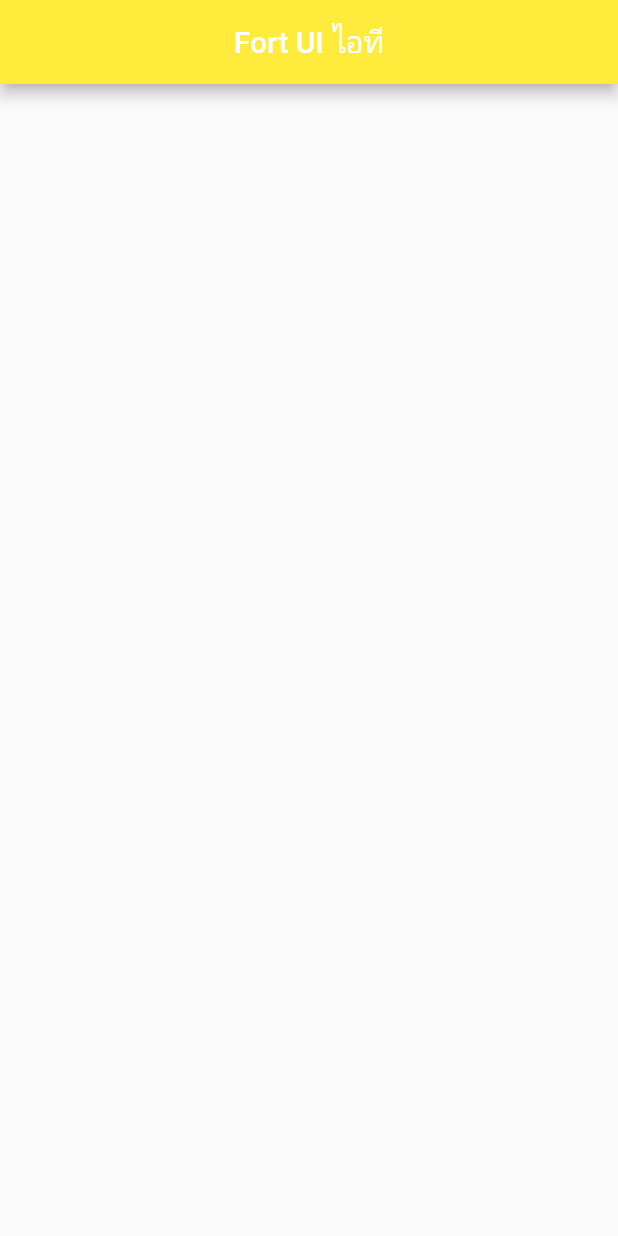
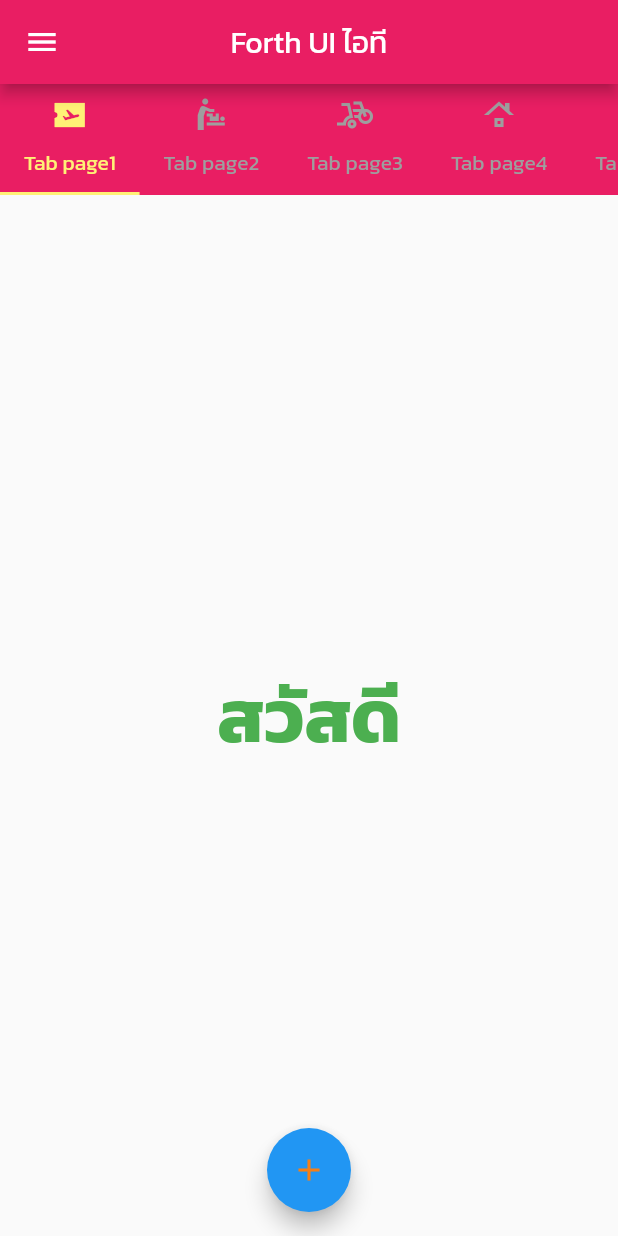
Before and after one commit to s6252410009/flutter_app_1, a Flutter app: the screen it shows after launch, on a phone screen of 412 x 824 dp. Run offline on Flutter 3.47's test engine with Material 2 defaults, Android fonts, the phone set to English and light mode, and no system bars.

Commit message:
Code V.4 : Do xxxx....

```diff
--- /dev/null
+++ b/flutter_app_1/lib/views/forth_tabpage1_ui.dart
@@ -0,0 +1,18 @@
+import 'package:flutter/material.dart';
+
+class ForthTabpage1UI extends StatelessWidget {
+  const ForthTabpage1UI({Key? key}) : super(key: key);
+
+  @override
+  Widget build(BuildContext context) {
+    return Scaffold(
+        body: Center(
+            child: Text('สวัสดี',
+                style: TextStyle(
+                  fontSize: 50.0,
+                  fontWeight: FontWeight.bold,
+                  fontFamily: 'Kanit',
+                  color: Colors.green,
+                ))));
+  }
+}
--- a/flutter_app_1/lib/views/forth_ui.dart
+++ b/flutter_app_1/lib/views/forth_ui.dart
@@ -1,4 +1,10 @@
 import 'package:flutter/material.dart';
+import 'package:flutter_app_1/views/forth_tabpage1_ui.dart';
+import 'package:flutter_app_1/views/forth_tabpage2_ui.dart';
+import 'package:flutter_app_1/views/forth_tabpage3_ui.dart';
+import 'package:flutter_app_1/views/forth_tabpage4_ui.dart';
+import 'package:flutter_app_1/views/forth_tabpage5_ui.dart';
+import 'package:flutter_app_1/views/forth_tabpage6_ui.dart';
 
 class ForthUI extends StatefulWidget {
   const ForthUI({Key? key}) : super(key: key);
@@ -11,13 +17,168 @@ class _ForthUIState extends State<ForthUI> {
   @override
   Widget build(BuildContext context) {
     return Scaffold(
-        appBar: AppBar(
-      backgroundColor: Colors.yellow,
-      title: Text(
-        'Fort UI ไอที',
-        style: TextStyle(fontFamily: 'Kanit'),
+      appBar: AppBar(
+        backgroundColor: Colors.pink,
+        title: Text(
+          'Forth UI ไอที',
+          style: TextStyle(
+            fontFamily: 'Kanit',
+          ),
+        ),
+        centerTitle: true,
       ),
-      centerTitle: true,
-    ));
+      body: DefaultTabController(
+        length: 6,
+        child: Column(
+          children: [
+            Container(
+              color: Colors.pink,
+              child: TabBar(
+                isScrollable: true,
+                labelColor: Colors.yellow[300],
+                indicatorColor: Colors.yellow[300],
+                unselectedLabelColor: Colors.grey,
+                labelStyle: TextStyle(
+                  fontFamily: 'Kanit',
+                ),
+                tabs: [
+                  Tab(
+                    text: 'Tab page1',
+                    icon: Icon(
+                      Icons.airplane_ticket_sharp,
+                    ),
+                  ),
+                  Tab(
+                    text: 'Tab page2',
+                    icon: Icon(Icons.baby_changing_station_sharp),
+                  ),
+                  Tab(
+                    text: 'Tab page3',
+                    icon: Icon(Icons.bike_scooter_sharp),
+                  ),
+                  Tab(
+                    text: 'Tab page4',
+                    icon: Icon(
+                      Icons.roofing_sharp,
+                    ),
+                  ),
+                  Tab(
+                    text: 'Tab page5',
+                    icon: Icon(
+                      Icons.table_chart_sharp,
+                    ),
+                  ),
+                  Tab(
+                    text: 'Tab page6',
+                    icon: Icon(
+                      Icons.face_retouching_off_sharp,
+                    ),
+                  ),
+                ],
+              ),
+            ),
+            Expanded(
+              child: TabBarView(
+                children: [
+                  ForthTabpage1UI(),
+                  ForthTabpage2UI(),
+                  ForthTabpage3UI(),
+                  ForthTabpage4UI(),
+                  ForthTabpage5UI(),
+                  ForthTabpage6UI(),
+                ],
+              ),
+            ),
+          ],
+        ),
+      ),
+      floatingActionButton: FloatingActionButton(
+        onPressed: () {},
+        child: Icon(
+          Icons.add,
+          color: Colors.yellow[900],
+        ),
+      ),
+      floatingActionButtonLocation: FloatingActionButtonLocation.centerFloat,
+      drawer: Drawer(
+        child: ListView(
+          padding: EdgeInsets.zero,
+          children: [
+            UserAccountsDrawerHeader(
+              currentAccountPicture: CircleAvatar(
+                backgroundImage: AssetImage(
+                  'assets/images/myprofile.jpg',
+                ),
+              ),
+              accountName: Text(
+                'Sahapot Noiwong',
+              ),
+              accountEmail: Text(
+                'ID: 6252410009',
+              ),
+              decoration: BoxDecoration(
+                image: DecorationImage(
+                  image: AssetImage('assets/images/bgdrawer.png'),
+                  fit: BoxFit.fill,
+                ),
+              ),
+              otherAccountsPictures: [
+                Image.asset(
+                  'assets/images/saulogo.png',
+                ),
+                Image.asset(
+                  'assets/images/myprofile.jpg',
+                ),
+              ],
+            ),
+            ListTile(
+              onTap: () {},
+              title: Text(
+                'หน้าแรก',
+              ),
+            ),
+            ListTile(
+              onTap: () {},
+              title: Text(
+                'ตารางสอน',
+              ),
+              leading: Icon(
+                Icons.table_chart,
+                color: Colors.blue,
+              ),
+            ),
+            ListTile(
+              onTap: () {},
+              title: Text(
+                'ตารางสอบ',
+              ),
+              leading: Icon(
+                Icons.access_alarms,
+              ),
+              trailing: Text(
+                '888',
+                style: TextStyle(
+                  color: Colors.red,
+                  fontWeight: FontWeight.bold,
+                ),
+              ),
+            ),
+            Divider(
+              color: Colors.red,
+            ),
+            ListTile(
+              onTap: () {},
+              title: Text(
+                'ออกจากการใช้งาน',
+              ),
+              trailing: Icon(
+                Icons.exit_to_app,
+                color: Colors.blue,
+              ),
+            ),
+          ],
+        ),
+      ),
+    );
   }
 }
--- a/flutter_app_1/pubspec.yaml
+++ b/flutter_app_1/pubspec.yaml
@@ -69,7 +69,7 @@ flutter:
         - asset: assets/fonts/Kanit-Bold.ttf
         - asset: assets/fonts/Kanit-Regular.ttf
         - asset: assets/fonts/Kanit-Italic.ttf
-          style: Italic
+          style: italic
   # fonts:
   #   - family: Schyler
   #     fonts:
```
Also changed, not shown: flutter_app_1/lib/main.dart (+1 -7 lines), flutter_app_1/lib/views/forth_tabpage2_ui.dart (added, +18 -0 lines), flutter_app_1/lib/views/forth_tabpage3_ui.dart (added, +18 -0 lines), flutter_app_1/lib/views/forth_tabpage4_ui.dart (added, +18 -0 lines), flutter_app_1/lib/views/forth_tabpage5_ui.dart (added, +18 -0 lines), flutter_app_1/lib/views/forth_tabpage6_ui.dart (added, +18 -0 lines), flutter_app_1/assets/fonts/Kanit-Bold.ttf (renamed from flutter_app_1/assets/font/Kanit-Bold.ttf), flutter_app_1/assets/fonts/Kanit-Italic.ttf (renamed from flutter_app_1/assets/font/Kanit-Italic.ttf), flutter_app_1/assets/fonts/Kanit-Regular.ttf (renamed from flutter_app_1/assets/font/Kanit-Regular.ttf).
